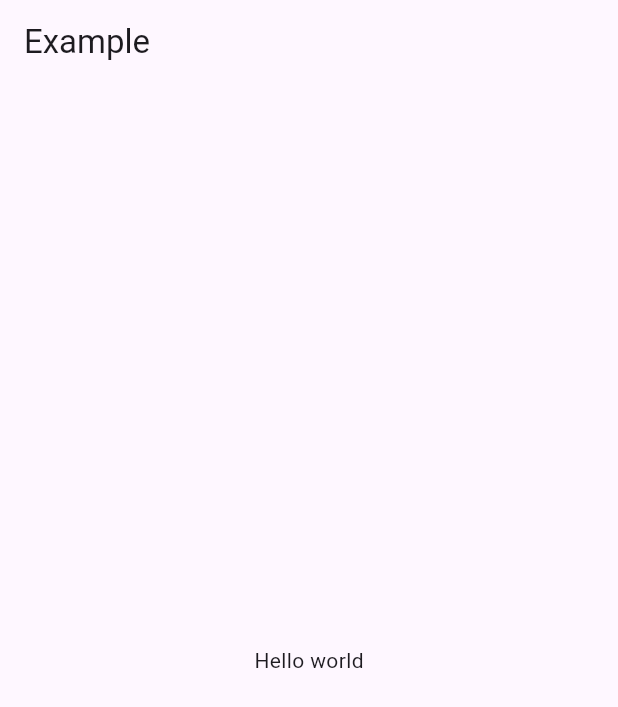
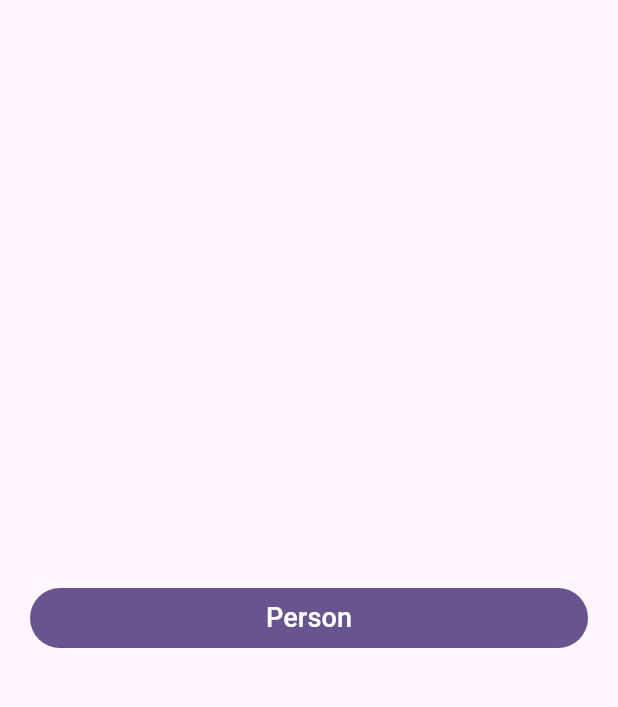
Before and after one commit to rara-record/flutter, a Flutter app: the screen it shows after launch, on a phone screen of 412 x 824 dp. Shown: the top 707 px of the screen. Run offline on Flutter 3.47's test engine with Material 3 defaults, Android fonts, the phone set to English and light mode, and no system bars; our stand-ins replace equatable, flutter_riverpod, riverpod_annotation, supabase_flutter; accounts and stored records are empty.

Commit message:
dart data class generator

```diff
--- a/intro/analysis_options.yaml
+++ b/intro/analysis_options.yaml
@@ -25,7 +25,7 @@ linter:
   # `// ignore_for_file: name_of_lint` syntax on the line or in the file
   # producing the lint.
   rules:
-    # avoid_print: false  # Uncomment to disable the `avoid_print` rule
+    avoid_print: false # Uncomment to disable the `avoid_print` rule
     # prefer_single_quotes: true  # Uncomment to enable the `prefer_single_quotes` rule
 # Additional information about this file can be found at
 # https://dart.dev/guides/language/analysis-options
--- a/intro/lib/main.dart
+++ b/intro/lib/main.dart
@@ -1,16 +1,11 @@
 import 'package:flutter/material.dart';
 import 'package:flutter_riverpod/flutter_riverpod.dart';
+import 'package:intro/pages/person_page.dart';
+import 'package:intro/widgets/custom_button.dart';
 import 'package:riverpod_annotation/riverpod_annotation.dart';
 import 'package:supabase_flutter/supabase_flutter.dart';
 
 part 'main.g.dart';
-
-// 값을 저장할 "provider"를 생성합니다(여기서는 "Hello world").
-// provider를 사용하면 노출된 값을 모의(mock)//재정의(override)할 수 있습니다.
-@riverpod
-String helloWorld(HelloWorldRef ref) {
-  return 'Hello world';
-}
 
 Future<void> main() async {
   // main 메소드에서 비동기로 데이터를 다루는 상황이 있을 때 반드시 최초에 호출해줘야 함
@@ -32,13 +27,34 @@ class MyApp extends ConsumerWidget {
 
   @override
   Widget build(BuildContext context, WidgetRef ref) {
-    final String value = ref.watch(helloWorldProvider);
+    return MaterialApp(
+      title: 'Dart Data Class Generator',
+      debugShowCheckedModeBanner: false,
+      theme: ThemeData(
+        colorScheme: ColorScheme.fromSeed(seedColor: Colors.deepPurple),
+        useMaterial3: true,
+      ),
+      home: const MyHomePage(),
+    );
+  }
+}
 
-    return MaterialApp(
-      home: Scaffold(
-        appBar: AppBar(title: const Text('Example')),
-        body: Center(
-          child: Text(value),
+class MyHomePage extends StatelessWidget {
+  const MyHomePage({super.key});
+
+  @override
+  Widget build(BuildContext context) {
+    return Scaffold(
+      body: Center(
+        child: ListView(
+          shrinkWrap: true,
+          padding: const EdgeInsets.all(20),
+          children: const [
+            CustomButton(
+              title: 'Person',
+              child: PersonPage(),
+            )
+          ],
         ),
       ),
     );
--- /dev/null
+++ b/intro/lib/models/person.dart
@@ -0,0 +1,31 @@
+import 'package:equatable/equatable.dart';
+
+class Person extends Equatable {
+  final int id;
+  final String name;
+  final String email;
+
+  const Person({
+    required this.id,
+    required this.name,
+    required this.email,
+  });
+
+  @override
+  String toString() => 'Person(id: $id, name: $name, email: $email)';
+
+  Person copyWith({
+    int? id,
+    String? name,
+    String? email,
+  }) {
+    return Person(
+      id: id ?? this.id,
+      name: name ?? this.name,
+      email: email ?? this.email,
+    );
+  }
+
+  @override
+  List<Object> get props => [id, name, email];
+}
--- /dev/null
+++ b/intro/lib/pages/person_page.dart
@@ -0,0 +1,16 @@
+import 'package:flutter/material.dart';
+import 'package:intro/models/person.dart';
+
+class PersonPage extends StatelessWidget {
+  const PersonPage({super.key});
+
+  @override
+  Widget build(BuildContext context) {
+    final person1 = Person(id: 1, name: 'bora', email: 'bora@gmail.com');
+    print(person1);
+
+    return Scaffold(
+      appBar: AppBar(title: const Text('Person')),
+    );
+  }
+}
--- /dev/null
+++ b/intro/lib/widgets/custom_button.dart
@@ -0,0 +1,28 @@
+import 'package:flutter/material.dart';
+
+class CustomButton extends StatelessWidget {
+  final String title;
+  final Widget child;
+
+  const CustomButton({
+    super.key,
+    required this.title,
+    required this.child,
+  });
+
+  @override
+  Widget build(BuildContext context) {
+    return Padding(
+      padding: const EdgeInsets.symmetric(vertical: 5.0),
+      child: FilledButton(
+        onPressed: () {
+          Navigator.of(context).push(MaterialPageRoute(builder: (_) => child));
+        },
+        child: Text(
+          title,
+          style: const TextStyle(fontSize: 18),
+        ),
+      ),
+    );
+  }
+}
--- a/intro/pubspec.yaml
+++ b/intro/pubspec.yaml
@@ -25,6 +25,7 @@ dependencies:
   flutter_hooks: ^0.20.5
   riverpod_annotation: ^2.3.5
   flutter_riverpod: ^2.5.1
+  equatable: ^2.0.5
 
 dev_dependencies:
   flutter_test:
```
Also changed, not shown: intro/pubspec.lock.
